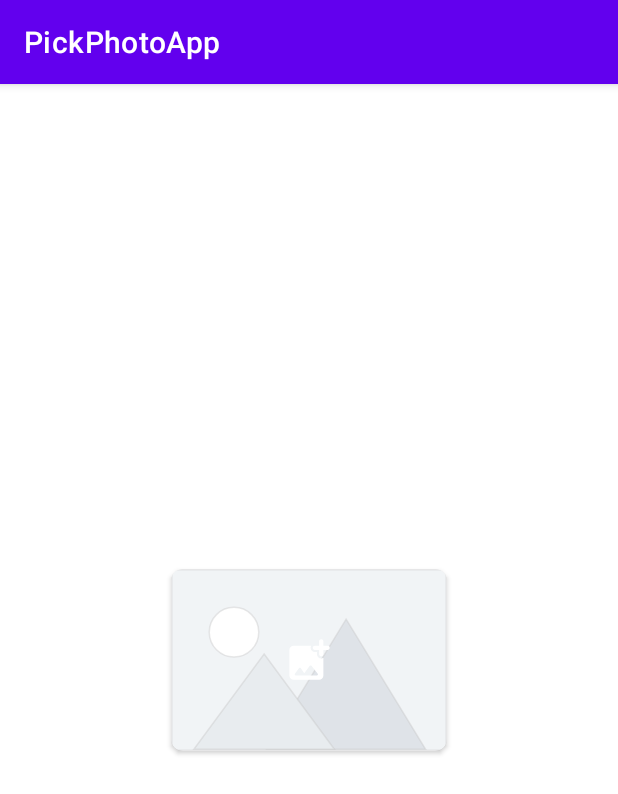
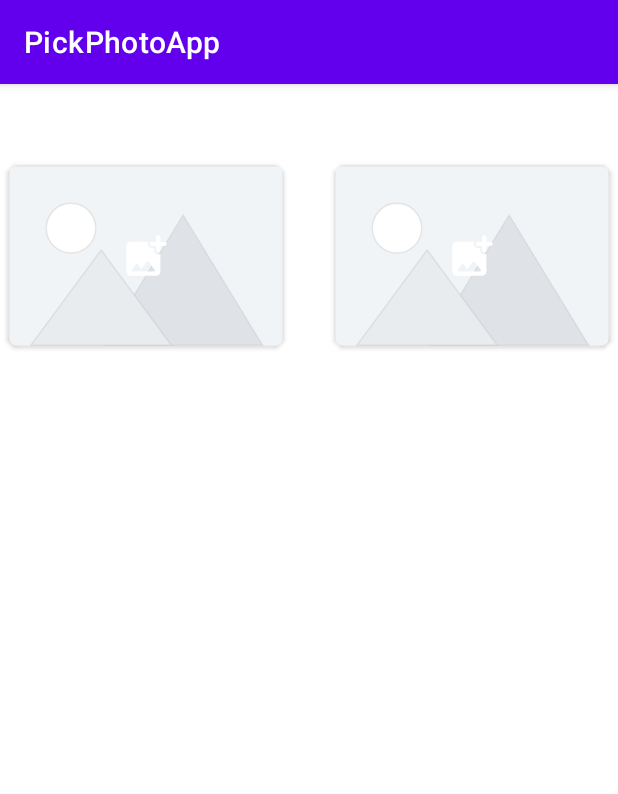
Before and after one commit to bardss/PickPhotoView, an Android app: the screen it shows after launch (MainActivity), on a phone screen of 412 x 824 dp. Shown: the top 794 px of the screen. Run offline under Robolectric (Android 15) with nearby library versions, the phone set to English and light mode, and no system bars.

Commit message:
enable multiple PickPhotoViews on the same fragment or activity, enable using custom placeholder photo

```diff
--- a/PickPhotoView/src/main/java/com/jakubaniola/pickphotoview/PickPhotoLayout.kt
+++ b/PickPhotoView/src/main/java/com/jakubaniola/pickphotoview/PickPhotoLayout.kt
@@ -2,6 +2,7 @@ package com.jakubaniola.pickphotoview
 
 import android.content.Context
 import android.content.Intent
+import android.graphics.drawable.Drawable
 import android.util.AttributeSet
 import android.view.View
 import android.widget.LinearLayout
@@ -12,6 +13,7 @@ class PickPhotoLayout : LinearLayout {
     private var pickPhotoActions: PickPhotoActions? = null
     private var pickPhotoReceiver: PickPhotoReceiver? = null
     private var mode: PickPhotoViewMode = PickPhotoViewMode.ONLY_SHOW
+    private lateinit var placeholderPicture: Drawable
 
     constructor(context: Context, attrs: AttributeSet?) : super(context, attrs) {
         savePickPhotoViewMode(context, attrs)
@@ -29,6 +31,8 @@ class PickPhotoLayout : LinearLayout {
         context.theme.obtainStyledAttributes(
             attrs, R.styleable.PickPhotoLayout, 0, 0
         ).apply {
+            placeholderPicture = getDrawable(R.styleable.PickPhotoLayout_placeholderPicture)
+                ?: context.resources.getDrawable(R.drawable.ic_picture)
             val modeValue = getInt(R.styleable.PickPhotoLayout_mode, 0)
             mode = PickPhotoViewMode.values()[modeValue]
         }
@@ -92,7 +96,7 @@ class PickPhotoLayout : LinearLayout {
     }
 
     private fun createPickPhotoView(): PickPhotoView {
-        return PickPhotoView(context, mode).apply {
+        return PickPhotoView(context, mode, placeholderPicture).apply {
             setPickPhotoFragment(pickPhotoActions)
         }
     }
--- a/PickPhotoView/src/main/java/com/jakubaniola/pickphotoview/PickPhotoView.kt
+++ b/PickPhotoView/src/main/java/com/jakubaniola/pickphotoview/PickPhotoView.kt
@@ -3,6 +3,7 @@ package com.jakubaniola.pickphotoview
 import android.app.Activity
 import android.content.Context
 import android.content.Intent
+import android.graphics.drawable.Drawable
 import android.net.Uri
 import android.os.Environment
 import android.provider.MediaStore
@@ -14,15 +15,17 @@ import com.jakubaniola.pickphotoview.PickPhotoViewMode.ENABLE_ADD
 import com.jakubaniola.pickphotoview.PickPhotoViewMode.ONLY_SHOW
 import com.jakubaniola.pickphotoview.utils.ImageUtils
 import com.jakubaniola.pickphotoview.utils.PermissionsUtil
+import java.util.concurrent.atomic.AtomicInteger
+import kotlin.random.Random
 
-
-const val REQUEST_PHOTO = 36
 
 internal class PickPhotoView(
     context: Context,
-    private val mode: PickPhotoViewMode
+    private val mode: PickPhotoViewMode,
+    private val placeholderPicture: Drawable
 ) : FrameLayout(context), PickPhotoReceiver {
 
+    private val requestPhotoCode = UniqueIdGenerator.generateNextId()
     private val selectedPictureImageView: ImageView
     private val editPictureImageView: ImageView
     private var takePhotoFileUri: Uri? = null
@@ -37,6 +40,11 @@ internal class PickPhotoView(
         editPictureImageView = findViewById(R.id.edit_picture_image_view)
         setupPickPhotoOnClick()
         setupView()
+        setupPlaceholderPicture()
+    }
+
+    private fun setupPlaceholderPicture() {
+        selectedPictureImageView.background = placeholderPicture
     }
 
     fun setPickPhotoFragment(pickPhotoActions: PickPhotoActions?) {
@@ -44,7 +52,7 @@ internal class PickPhotoView(
     }
 
     override fun onPicturePicked(requestCode: Int, resultCode: Int, intent: Intent?) {
-        if (requestCode == REQUEST_PHOTO && resultCode == Activity.RESULT_OK) {
+        if (requestCode == requestPhotoCode && resultCode == Activity.RESULT_OK) {
             intent?.data?.let { uri ->
                 onPickPhotoSuccess(uri)
             }
@@ -115,7 +123,7 @@ internal class PickPhotoView(
 
     private fun setupOnlyShowView() {
         editPictureImageView.visibility = View.GONE
-        selectedPictureImageView.alpha = 0.7f
+        selectedPictureImageView.alpha = 1f
     }
 
     private fun setupEnableAddView() {
@@ -182,7 +190,7 @@ internal class PickPhotoView(
         val photoPickerIntent =
             Intent(Intent.ACTION_PICK, MediaStore.Images.Media.EXTERNAL_CONTENT_URI)
         photoPickerIntent.type = "image/*"
-        pickPhotoActions?.startActivityForResult(photoPickerIntent, REQUEST_PHOTO)
+        pickPhotoActions?.startActivityForResult(photoPickerIntent, requestPhotoCode)
     }
 
     private fun startActivityGalleryAndCamera() {
@@ -196,7 +204,7 @@ internal class PickPhotoView(
             cameraIntent.putExtra(MediaStore.EXTRA_OUTPUT, takePhotoFileUri)
             val chooser = Intent.createChooser(galleryPhoto, context.resources.getString(R.string.gallery))
             chooser.putExtra(Intent.EXTRA_INITIAL_INTENTS, arrayOf(cameraIntent))
-            pickPhotoActions?.startActivityForResult(chooser, REQUEST_PHOTO)
+            pickPhotoActions?.startActivityForResult(chooser, requestPhotoCode)
         }
     }
 }
--- /dev/null
+++ b/PickPhotoView/src/main/java/com/jakubaniola/pickphotoview/UniqueIdGenerator.kt
@@ -0,0 +1,12 @@
+package com.jakubaniola.pickphotoview
+
+import java.util.concurrent.atomic.AtomicInteger
+
+internal object UniqueIdGenerator {
+
+    private val atomicInteger = AtomicInteger()
+
+    fun generateNextId(): Int {
+        return atomicInteger.incrementAndGet()
+    }
+}
--- a/PickPhotoView/src/main/res/layout/view_pick_photo.xml
+++ b/PickPhotoView/src/main/res/layout/view_pick_photo.xml
@@ -23,8 +23,7 @@
                 android:layout_height="wrap_content"
                 android:layout_gravity="center"
                 android:adjustViewBounds="true"
-                android:alpha="0.4"
-                android:src="@drawable/ic_picture" />
+                android:alpha="0.4"/>
 
         </androidx.cardview.widget.CardView>
 
--- a/PickPhotoView/src/main/res/values/attrs.xml
+++ b/PickPhotoView/src/main/res/values/attrs.xml
@@ -5,5 +5,6 @@
             <enum name="ONLY_SHOW" value="0"/>
             <enum name="ENABLE_ADD" value="1"/>
         </attr>
+        <attr name="placeholderPicture" format="integer"/>
     </declare-styleable>
 </resources>
--- a/app/src/main/java/com/jakubaniola/pickphotoapp/MainActivity.kt
+++ b/app/src/main/java/com/jakubaniola/pickphotoapp/MainActivity.kt
@@ -10,15 +10,13 @@ class MainActivity : AppCompatActivity(), PickPhotoActions {
     override fun onCreate(savedInstanceState: Bundle?) {
         super.onCreate(savedInstanceState)
         setContentView(R.layout.activity_main)
-    }
-
-    override fun onStart() {
-        super.onStart()
         findViewById<PickPhotoLayout>(R.id.pick_photo_layout).setPickPhotoFragment(this)
+        findViewById<PickPhotoLayout>(R.id.pick_photo_layout2).setPickPhotoFragment(this)
     }
 
     override fun onActivityResult(requestCode: Int, resultCode: Int, data: Intent?) {
         super.onActivityResult(requestCode, resultCode, data)
         findViewById<PickPhotoLayout>(R.id.pick_photo_layout).onPicturePicked(requestCode, resultCode, data)
+        findViewById<PickPhotoLayout>(R.id.pick_photo_layout2).onPicturePicked(requestCode, resultCode, data)
     }
 }
--- a/app/src/main/res/layout/activity_main.xml
+++ b/app/src/main/res/layout/activity_main.xml
@@ -1,19 +1,32 @@
 <?xml version="1.0" encoding="utf-8"?>
-<androidx.constraintlayout.widget.ConstraintLayout xmlns:android="http://schemas.android.com/apk/res/android"
+<ScrollView xmlns:android="http://schemas.android.com/apk/res/android"
     xmlns:app="http://schemas.android.com/apk/res-auto"
     xmlns:tools="http://schemas.android.com/tools"
     android:layout_width="match_parent"
-    android:layout_height="match_parent"
+    android:layout_height="match_parent">
+
+    <androidx.constraintlayout.widget.ConstraintLayout
+        android:layout_width="match_parent"
+        android:layout_height="wrap_content"
         tools:context=".MainActivity">
 
         <com.jakubaniola.pickphotoview.PickPhotoLayout
             android:id="@+id/pick_photo_layout"
-        android:layout_width="match_parent"
+            android:layout_width="wrap_content"
             android:layout_height="wrap_content"
             app:mode="ENABLE_ADD"
-        app:layout_constraintBottom_toBottomOf="parent"
+            app:placeholderPicture="@drawable/ic_picture"
             app:layout_constraintLeft_toLeftOf="parent"
+            app:layout_constraintTop_toTopOf="parent"/>
+
+        <com.jakubaniola.pickphotoview.PickPhotoLayout
+            android:id="@+id/pick_photo_layout2"
+            android:layout_width="wrap_content"
+            android:layout_height="wrap_content"
+            app:mode="ENABLE_ADD"
+            app:placeholderPicture="@drawable/ic_picture"
             app:layout_constraintRight_toRightOf="parent"
-        app:layout_constraintTop_toTopOf="parent" />
+            app:layout_constraintTop_toTopOf="parent"/>
 
     </androidx.constraintlayout.widget.ConstraintLayout>
+</ScrollView>
```
Lines whose indentation alone changed are shown as unchanged.
